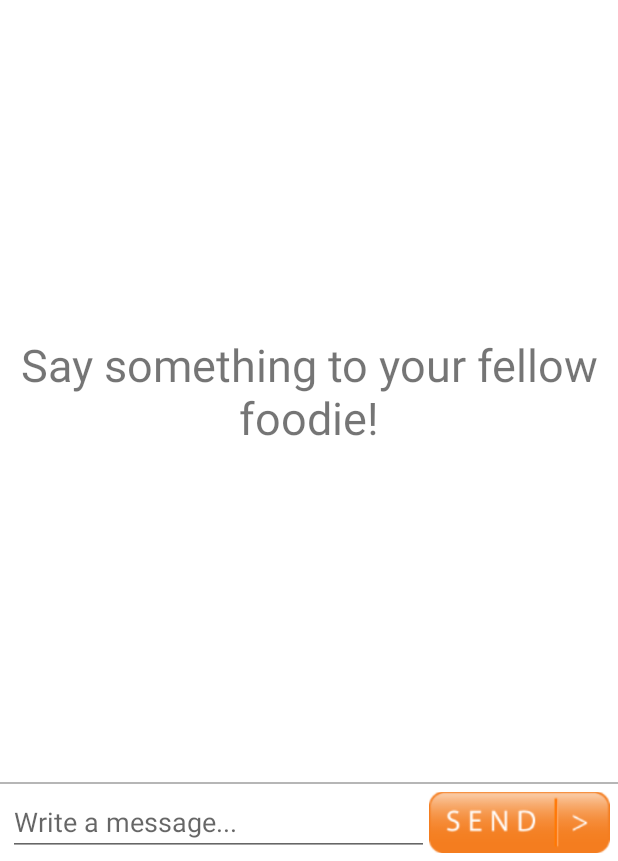
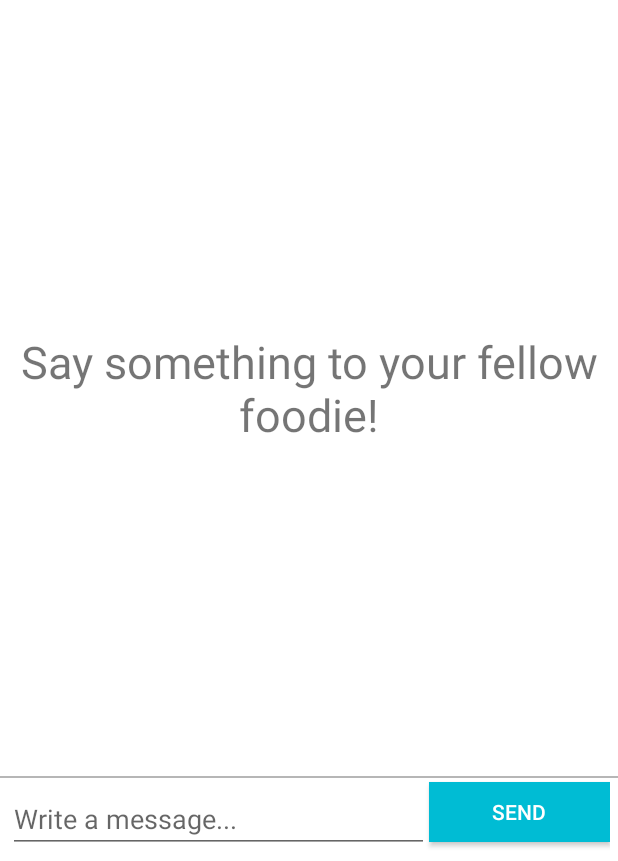
Before and after one commit to LunchDash/LunchDash, an Android app: the layout activity_contact.xml on its own in the app's theme, with its tools: preview values and no code run, on a phone screen of 412 x 824 dp, the part 375-1236 px from its top. Run offline under Robolectric (Android 15) with nearby library versions, the phone set to English and light mode, and no system bars.

Commit message:
Changed the send button to be a regular button using the rectangle_button drawable.

```diff
--- a/app/src/main/java/com/lunchdash/lunchdash/activities/ContactActivity.java
+++ b/app/src/main/java/com/lunchdash/lunchdash/activities/ContactActivity.java
@@ -11,8 +11,8 @@ import android.text.Html;
 import android.view.KeyEvent;
 import android.view.View;
 import android.view.inputmethod.InputMethodManager;
+import android.widget.Button;
 import android.widget.EditText;
-import android.widget.ImageButton;
 import android.widget.ImageView;
 import android.widget.ListView;
 import android.widget.TextView;
@@ -35,7 +35,7 @@ public class ContactActivity extends ActionBarActivity {
     public static User matchedUser;
     TextView tvContactText;
     EditText etMessage;
-    ImageButton btSend;
+    Button btSend;
     public static UserRestaurantMatches match;
     public static Restaurant restaurant;
     List<ChatMessageTable> messagesPrevious = new ArrayList<>();
@@ -108,7 +108,7 @@ public class ContactActivity extends ActionBarActivity {
     private void setupMessagePosting() {
         // Find the text field and button
         etMessage = (EditText) findViewById(R.id.etMessage);
-        btSend = (ImageButton) findViewById(R.id.btSend);
+        btSend = (Button) findViewById(R.id.btSend);
 
         lvChat = (ListView) findViewById(R.id.lvChat);
         TextView tvEmptyList = (TextView) findViewById(R.id.tvEmptyList);
--- a/app/src/main/res/drawable/send_button.xml
+++ /dev/null
@@ -1,5 +0,0 @@
-<?xml version="1.0" encoding="utf-8"?>
-<selector xmlns:android="http://schemas.android.com/apk/res/android">
-    <item android:drawable="@drawable/send_button_pressed" android:state_pressed="true" />
-    <item android:drawable="@drawable/send_button_normal" />
-</selector>
--- a/app/src/main/res/layout/activity_contact.xml
+++ b/app/src/main/res/layout/activity_contact.xml
@@ -104,13 +104,15 @@
             android:hint="@string/message_hint"
             android:layout_gravity="center_vertical" />
 
-        <ImageButton
+        <Button
+            android:layout_marginTop="5dp"
+            android:layout_marginBottom="10dp"
             android:id="@+id/btSend"
             android:layout_width="0dp"
             android:layout_weight="0.3"
-            android:layout_height="wrap_content"
-            android:src="@drawable/send_button"
-            android:background="@null"
+            android:layout_height="40dp"
+            android:background="@drawable/rectangle_button"
+            android:textColor="@color/text"
             android:text="@string/send"
             android:scaleType="fitCenter"
             android:layout_gravity="center_vertical" />
```
Also changed, not shown: app/src/main/res/drawable/send_button_normal.png (deleted), app/src/main/res/drawable/send_button_pressed.png (deleted).
